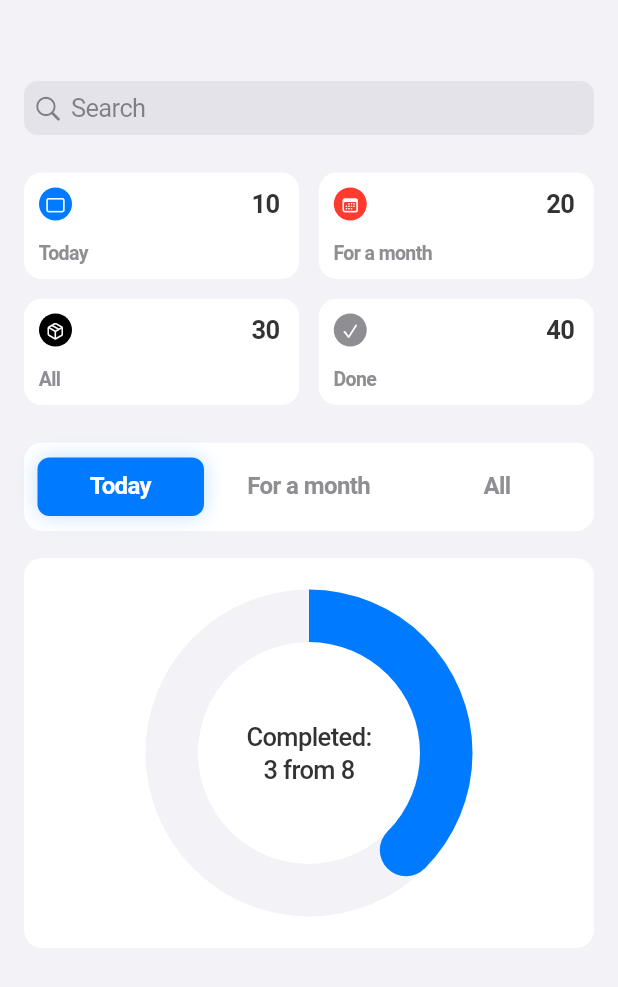
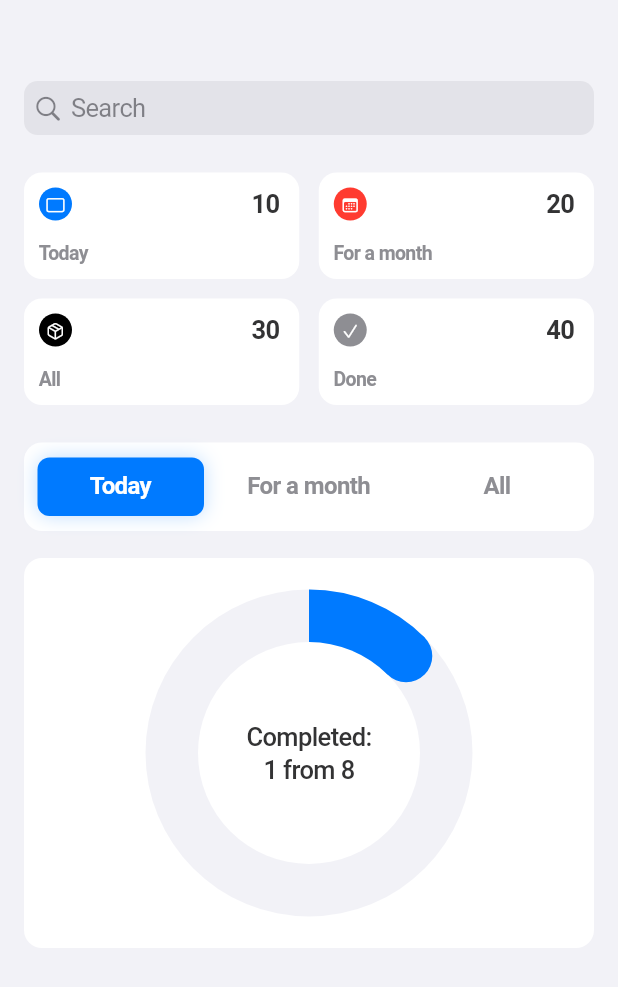
Before and after one commit to Rollfreeze/reminder_lite_flutter, a Flutter app: the screen it shows after launch, on a phone screen of 412 x 824 dp. Shown: the top 987 px of the screen. Run offline on Flutter 3.47's test engine with Material 3 defaults, Android fonts, the phone set to English and light mode, and no system bars; our stand-ins replace bloc, flutter_bloc, freezed_annotation, go_router; generated files the repository leaves out were written again.

Commit message:
feat: ProgressCirclePainter

```diff
--- a/reminder_lite/lib/features/home/widgets/progress_section/progress_circle_painter.dart
+++ b/reminder_lite/lib/features/home/widgets/progress_section/progress_circle_painter.dart
@@ -121,11 +121,11 @@ class ProgressCirclePainter extends CustomPainter {
     final headPaint = Paint()..color = curveColor;
 
     canvas.translate(center.dx, center.dy);
+    canvas.rotate(-pi / 2);
     canvas.rotate(_progressSweepAngle);
-    canvas.translate(-center.dx, -center.dy);
 
     canvas.drawCircle(
-      Offset(size.width / 2, headRadius),
+      Offset(size.width / 2 - headRadius, 0),
       headRadius,
       headPaint,
     );
--- a/reminder_lite/lib/features/home/widgets/progress_section/progress_section.dart
+++ b/reminder_lite/lib/features/home/widgets/progress_section/progress_section.dart
@@ -40,7 +40,7 @@ class ProgressSection extends StatelessWidget {
         ),
         const SizedBox(height: 18),
         ProgressCircleSection(
-          completed: 3,
+          completed: 1,
           total: 8,
           selectedCategory: selectedCategory,
         ),
```
